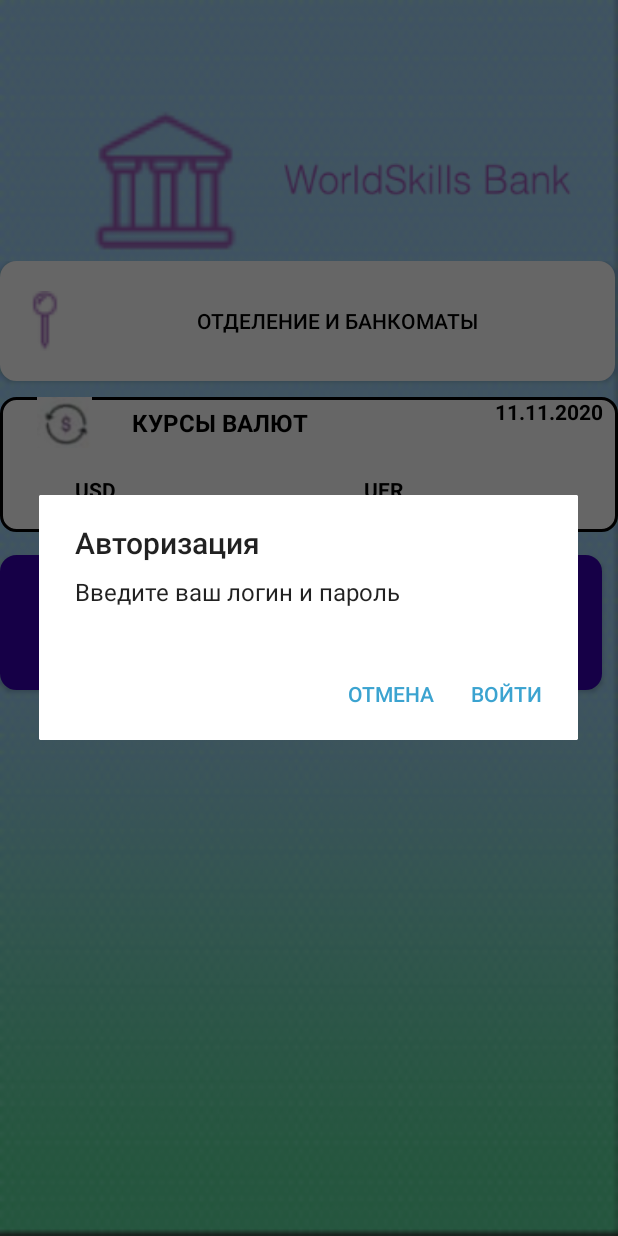
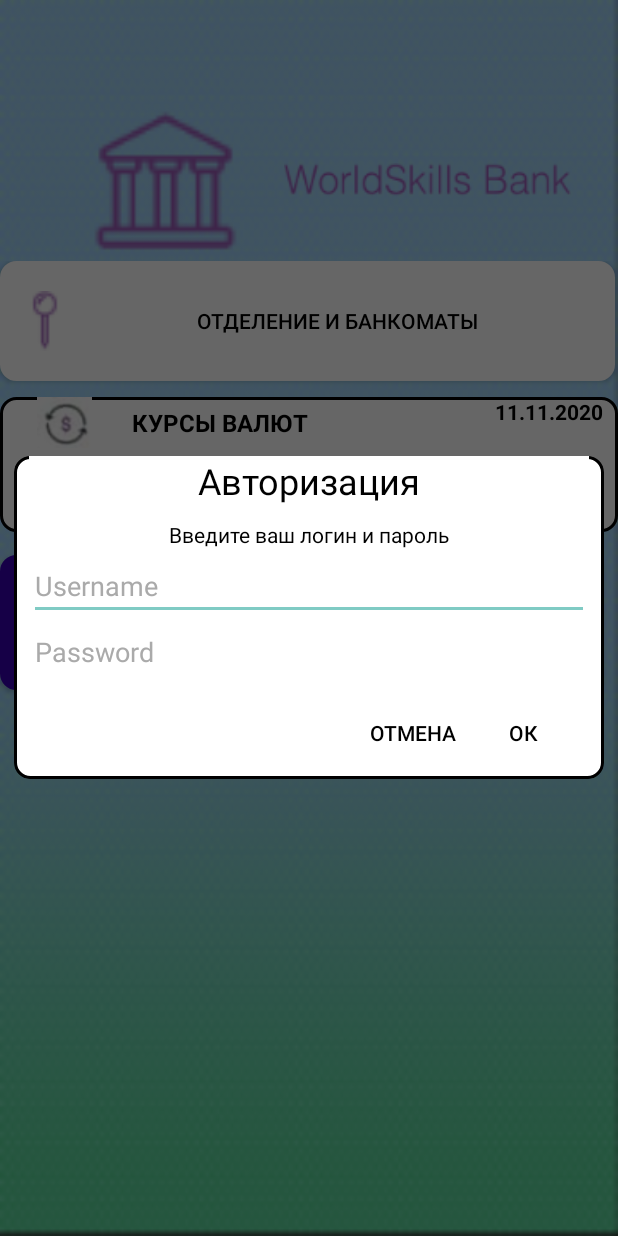
Before and after one commit to pr26svn/pr318bank, an Android app: the screen it shows after launch (MainActivity), after a tap on "ВОЙТИ", on a phone screen of 412 x 824 dp. Run offline under Robolectric (Android 15) with nearby library versions, the phone set to English and light mode, and no system bars.

Commit message:
Добавил диалоговое окно)

```diff
--- a/app/src/main/AndroidManifest.xml
+++ b/app/src/main/AndroidManifest.xml
@@ -1,7 +1,9 @@
 <?xml version="1.0" encoding="utf-8"?>
 <manifest xmlns:android="http://schemas.android.com/apk/res/android"
     package="space.dorzhu.test">
+
     <uses-permission android:name="android.permission.INTERNET" />
+
     <application
         android:allowBackup="true"
         android:icon="@mipmap/ic_launcher"
@@ -9,7 +11,8 @@
         android:roundIcon="@mipmap/ic_launcher_round"
         android:supportsRtl="true"
         android:theme="@style/Theme.AppCompat.NoActionBar">
-        <activity android:name=".thirdactivity"></activity>
+        <activity android:name=".login"></activity>
+        <activity android:name=".thirdactivity" />
         <activity android:name=".branches">
             <intent-filter>
                 <action android:name="space.dorzhu.test" />
--- a/app/src/main/java/space/dorzhu/test/MainActivity.java
+++ b/app/src/main/java/space/dorzhu/test/MainActivity.java
@@ -22,6 +22,7 @@
 import javax.net.ssl.HttpsURLConnection;
 
 import static space.dorzhu.test.R.style.AppCompatAlertDialogStyle;
+import static space.dorzhu.test.R.style.Theme_AppCompat;
 
 
 public class MainActivity extends AppCompatActivity {
@@ -84,7 +85,7 @@
 
     public void Dialog(View view) {
 
-        AlertDialog.Builder a_bulder= new AlertDialog.Builder(MainActivity.this, AppCompatAlertDialogStyle);
+        /*AlertDialog.Builder a_bulder= new AlertDialog.Builder(MainActivity.this, AppCompatAlertDialogStyle);
         a_bulder.setMessage("Введите ваш логин и пароль")
                 .setCancelable(false)
                 .setPositiveButton("Войти", new DialogInterface.OnClickListener() {
@@ -101,7 +102,16 @@
                 });
         AlertDialog alert=a_bulder.create();
         alert.setTitle("Авторизация");
-        alert.show();
+        alert.show();*/
+        AlertDialog.Builder bulBuilder=new AlertDialog.Builder(this,R.style.mainLogin);
+        final View customLayout= getLayoutInflater().inflate(R.layout.activity_login,null);
+        bulBuilder.setView(customLayout);
+        bulBuilder
+                .setPositiveButton("Ок", (dialog, which) -> dialog.cancel())
+                .setNegativeButton("Отмена", (dialog, which) -> dialog.cancel());
+        AlertDialog dialog=bulBuilder.create();
+        dialog.show();
+
 
     }
 }
--- /dev/null
+++ b/app/src/main/java/space/dorzhu/test/login.java
@@ -0,0 +1,17 @@
+package space.dorzhu.test;
+
+import androidx.appcompat.app.AppCompatActivity;
+
+import android.os.Bundle;
+import android.view.View;
+
+public class login extends AppCompatActivity {
+
+    @Override
+    protected void onCreate(Bundle savedInstanceState) {
+        super.onCreate(savedInstanceState);
+        setContentView(R.layout.activity_login);
+    }
+
+
+}
--- /dev/null
+++ b/app/src/main/res/layout/activity_login.xml
@@ -0,0 +1,82 @@
+<?xml version="1.0" encoding="utf-8"?>
+<androidx.constraintlayout.widget.ConstraintLayout xmlns:android="http://schemas.android.com/apk/res/android"
+    xmlns:app="http://schemas.android.com/apk/res-auto"
+    xmlns:tools="http://schemas.android.com/tools"
+    android:layout_width="match_parent"
+    android:layout_height="match_parent"
+    android:background="@color/white"
+    tools:context=".login">
+
+    <LinearLayout
+        android:id="@+id/linearLayout2"
+        android:layout_width="373dp"
+        android:layout_height="153dp"
+        android:background="@color/white"
+        android:orientation="vertical"
+        app:layout_constraintBottom_toBottomOf="parent"
+        app:layout_constraintEnd_toEndOf="parent"
+        app:layout_constraintHorizontal_bias="0.485"
+        app:layout_constraintStart_toStartOf="parent"
+        app:layout_constraintTop_toTopOf="parent"
+        app:layout_constraintVertical_bias="0.449">
+
+        <LinearLayout
+            android:layout_width="match_parent"
+            android:layout_height="64dp"
+            android:orientation="vertical">
+
+            <TextView
+                android:id="@+id/textView"
+                android:layout_width="match_parent"
+                android:layout_height="wrap_content"
+                android:autoText="false"
+                android:gravity="center|clip_vertical|center_vertical"
+                android:text="Авторизация"
+                android:textAllCaps="false"
+                android:textColor="@color/black"
+                android:textSize="24sp" />
+
+            <TextView
+                android:id="@+id/textView3"
+                android:layout_width="match_parent"
+                android:layout_height="30dp"
+                android:layout_gravity="center"
+                android:gravity="center"
+                android:paddingTop="10dp"
+                android:text="Введите ваш логин и пароль"
+                android:textColor="@color/black"
+                android:textSize="14sp" />
+
+        </LinearLayout>
+
+        <EditText
+            android:id="@+id/editTextTextPersonName7"
+            android:layout_width="match_parent"
+            android:layout_height="45dp"
+            android:ems="10"
+            android:hint="Username"
+            android:inputType="textPersonName"
+            android:textColor="@color/black"
+            android:textColorHint="@android:color/darker_gray" />
+
+        <requestFocus
+            android:layout_width="match_parent"
+            android:layout_height="wrap_content" />
+
+        <EditText
+            android:id="@+id/editTextTextPassword3"
+            android:layout_width="match_parent"
+            android:layout_height="wrap_content"
+            android:ems="10"
+            android:hint="Password"
+            android:inputType="textPassword"
+            android:textColor="@color/black"
+            android:textColorHint="@android:color/darker_gray" />
+
+        <requestFocus
+            android:layout_width="match_parent"
+            android:layout_height="wrap_content" />
+
+    </LinearLayout>
+
+</androidx.constraintlayout.widget.ConstraintLayout>
--- a/app/src/main/res/layout/activity_main.xml
+++ b/app/src/main/res/layout/activity_main.xml
@@ -74,7 +74,7 @@
                 android:layout_width="match_parent"
                 android:layout_height="90dp"
                 android:layout_marginTop="5dp"
-                android:background="@drawable/rounded_button1"
+                android:background="@drawable/rounded_button2"
                 android:onClick="onClick2"
                 android:orientation="horizontal">
 
--- a/app/src/main/res/values/themes.xml
+++ b/app/src/main/res/values/themes.xml
@@ -16,6 +16,10 @@
     <style name="AppCompatAlertDialogStyle" parent="Theme.AppCompat.Light.Dialog.Alert">
         <item name="colorAccent">#3BA3D0</item>
         <item name="android:background">#FFFFFF</item>
-
+    </style>
+    <style name="mainLogin" parent="Theme.AppCompat.Light.Dialog.Alert">
+        <item name="android:textColor">@color/black</item>
+        <item name="colorAccent">@color/white</item>
+        <item name="android:windowBackground">@drawable/rounded_button1</item>
     </style>
 </resources>
```
